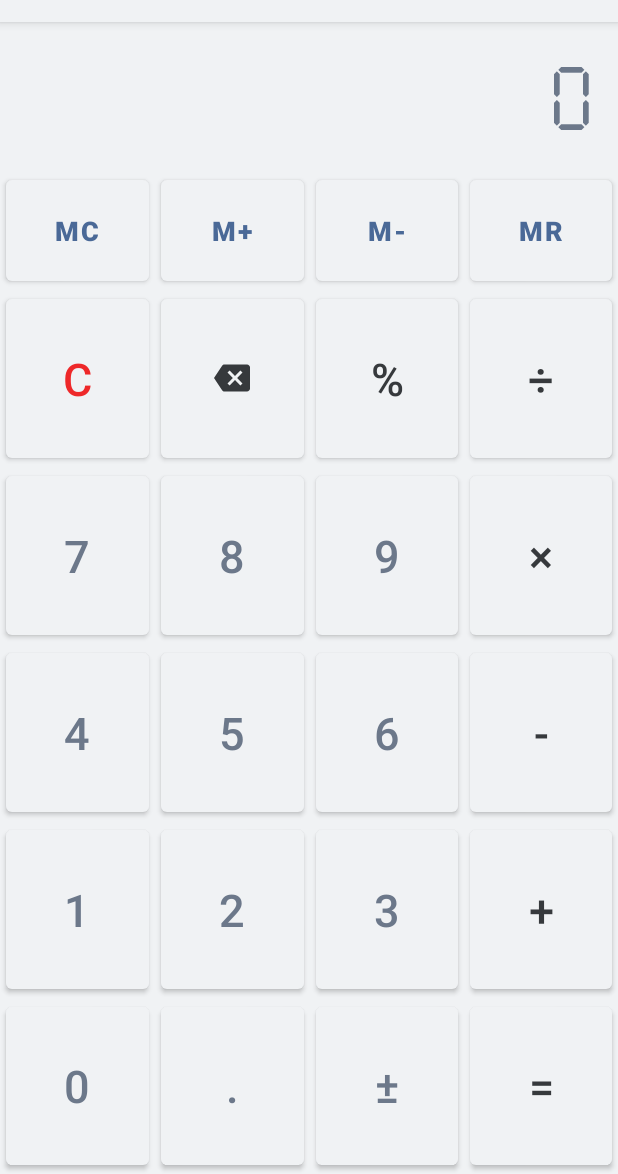
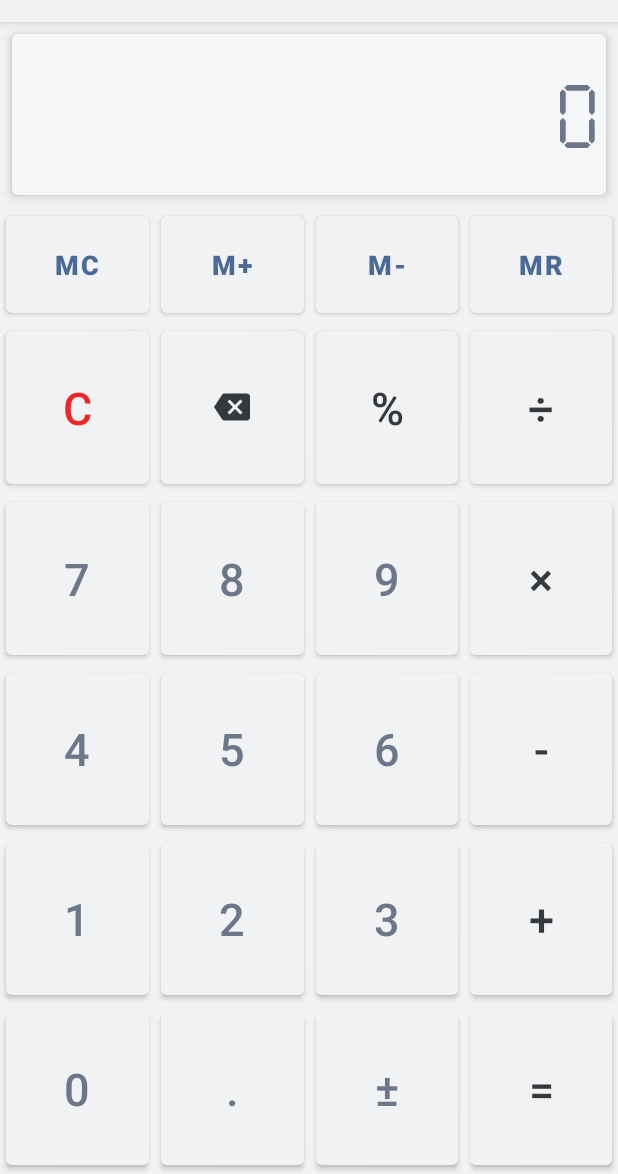
Before and after one commit to SolarisD/Calc, an Android app: the screen it shows after launch (MainActivity), on a phone screen of 412 x 824 dp, the part 62-1236 px from its top. Run offline under Robolectric (Android 15) with nearby library versions, the phone set to English and light mode, and no system bars; our stand-ins replace Room's generated code, data binding; 3 statements that could not run were skipped.

Commit message:
Add surface to display

```diff
--- a/app/src/main/java/com/solarisd/calc/view/HistoryActivity.kt
+++ b/app/src/main/java/com/solarisd/calc/view/HistoryActivity.kt
@@ -3,6 +3,7 @@ package com.solarisd.calc.view
 import androidx.appcompat.app.AppCompatActivity
 import android.os.Bundle
 import androidx.activity.viewModels
+import androidx.recyclerview.widget.GridLayoutManager
 import androidx.recyclerview.widget.LinearLayoutManager
 import androidx.recyclerview.widget.RecyclerView
 import com.solarisd.calc.R
--- a/app/src/main/java/com/solarisd/calc/view/MainActivity.kt
+++ b/app/src/main/java/com/solarisd/calc/view/MainActivity.kt
@@ -12,6 +12,7 @@ import com.solarisd.calc.R
 import com.solarisd.calc.app.AppManager
 import com.solarisd.calc.viewmodel.MainViewModel
 import kotlinx.android.synthetic.main.activity_main.*
+import kotlinx.android.synthetic.main.display.view.*
 
 class MainActivity : AppCompatActivity() {
     private val vm: MainViewModel by viewModels{SavedStateViewModelFactory(application, this)}
@@ -39,10 +40,10 @@ class MainActivity : AppCompatActivity() {
         loadKeyboard()
     }
     private fun registerListeners(){
-        vm.bufferDisplay.observe(this, { tv_buffer.text = it})
-        vm.memoryDisplay.observe(this, { tv_memory.text = it})
-        vm.operationDisplay.observe(this, { tv_operation.text = it})
-        tv_operation.setOnClickListener { showHistoryActivity() }
+        vm.bufferDisplay.observe(this, { display_include.tv_buffer.text = it})
+        vm.memoryDisplay.observe(this, { display_include.tv_memory.text = it})
+        vm.operationDisplay.observe(this, { display_include.tv_operation.text = it})
+        display_include.setOnClickListener { showHistoryActivity() }
     }
     private fun loadKeyboard() {
         if(AppManager.keyboard){
--- /dev/null
+++ b/app/src/main/res/drawable/display_border.xml
@@ -0,0 +1,6 @@
+<?xml version="1.0" encoding="utf-8"?>
+<shape xmlns:android="http://schemas.android.com/apk/res/android"
+    android:shape="rectangle">
+    <corners android:radius="4dp"/>
+    <solid android:color="@color/color_a"/>
+</shape>
--- a/app/src/main/res/layout/activity_main.xml
+++ b/app/src/main/res/layout/activity_main.xml
@@ -4,32 +4,19 @@
     android:layout_width="match_parent"
     android:layout_height="match_parent"
     android:orientation="vertical"
-    tools:context=".view.MainActivity"
-    tools:ignore="HardcodedText">
+    tools:context=".view.MainActivity">
 
-    <com.google.android.material.textview.MaterialTextView
-        android:id="@+id/tv_memory"
-        style="@style/MemoryTextView"
-        android:gravity="start|center_vertical"
-        android:textSize="20sp" />
 
-    <com.google.android.material.textview.MaterialTextView
-        android:id="@+id/tv_buffer"
-        style="@style/BaseTextView"
-        android:gravity="center_vertical|end"
-        android:text="0"
-        android:textSize="60sp"/>
-
-    <com.google.android.material.textview.MaterialTextView
-        android:id="@+id/tv_operation"
-        style="@style/OperationTextView"
-        android:gravity="center_vertical|end"
-        android:textSize="16sp" />
+    <include
+        android:id="@+id/display_include"
+        layout="@layout/display"
+        android:layout_width="match_parent"
+        android:layout_height="wrap_content"
+        android:layout_margin="8dp"/>
 
     <FrameLayout
         android:id="@+id/keyboard_layout"
         android:layout_width="match_parent"
         android:layout_height="match_parent">
     </FrameLayout>
-
 </LinearLayout>
--- /dev/null
+++ b/app/src/main/res/layout/display.xml
@@ -0,0 +1,39 @@
+<?xml version="1.0" encoding="utf-8"?>
+<LinearLayout xmlns:android="http://schemas.android.com/apk/res/android"
+    xmlns:tools="http://schemas.android.com/tools"
+    tools:ignore="HardcodedText"
+    android:orientation="vertical"
+    android:layout_width="match_parent"
+    android:layout_height="match_parent"
+    android:background="@drawable/display_border"
+    android:elevation="4dp"
+    android:padding="4dp">
+
+    <com.google.android.material.textview.MaterialTextView
+        android:id="@+id/tv_memory"
+        android:layout_width="match_parent"
+        android:layout_height="wrap_content"
+        android:fontFamily="@font/lcd_font_family"
+        android:textColor="@color/color_fore_d"
+        android:gravity="start|center_vertical"
+        android:textSize="20sp" />
+
+    <com.google.android.material.textview.MaterialTextView
+        android:id="@+id/tv_buffer"
+        android:layout_width="match_parent"
+        android:layout_height="wrap_content"
+        android:fontFamily="@font/lcd_font_family"
+        android:textColor="@color/color_fore_a"
+        android:gravity="center_vertical|end"
+        android:text="0"
+        android:textSize="60sp"/>
+
+    <com.google.android.material.textview.MaterialTextView
+        android:id="@+id/tv_operation"
+        android:layout_width="match_parent"
+        android:layout_height="wrap_content"
+        android:fontFamily="@font/lcd_font_family"
+        android:textColor="@color/color_fore_b"
+        android:gravity="center_vertical|end"
+        android:textSize="16sp" />
+</LinearLayout>
--- a/app/src/main/res/values-night/colors.xml
+++ b/app/src/main/res/values-night/colors.xml
@@ -1,7 +1,7 @@
 <?xml version="1.0" encoding="utf-8"?>
 <resources>
     <!--BACK COLORS-->
-    <color name="color_a">#000000</color>
+    <color name="color_a">#1d1a1a</color>
     <color name="color_b">#2d2a2a</color>
     <color name="color_c">#2d2a2a</color>
 <!--0f0d0b-->
--- a/app/src/main/res/values/colors.xml
+++ b/app/src/main/res/values/colors.xml
@@ -3,7 +3,7 @@
     <color name="ic_launcher_background">#E1E1E4</color>
 
     <!--BACK COLORS-->
-    <color name="color_a">#FFFFFF</color>
+    <color name="color_a">#F4F6F8</color>
     <color name="color_b">#F0F2F4</color>
     <color name="color_c">#F0F2F4</color>
 <!--ACADAF-->
--- a/app/src/main/res/values/styles.xml
+++ b/app/src/main/res/values/styles.xml
@@ -44,25 +44,4 @@
         <item name="android:textSize">18sp</item>
         <item name="android:textStyle">bold</item>
     </style>
-
-    <!--Display customization-->
-    <style name="BaseTextView" parent="Widget.MaterialComponents.TextView">
-        <item name="android:layout_width">match_parent</item>
-        <item name="android:layout_height">wrap_content</item>
-        <item name="android:paddingLeft">@dimen/activity_margin</item>
-        <item name="android:paddingRight">@dimen/activity_margin</item>
-        <item name="elevation">0dp</item>
-        <item name="background">@color/color_b</item>
-        <item name="android:textColor">@color/color_fore_a</item>
-        <item name="android:fontFamily">@font/lcd_font_family</item>
-    </style>
-
-
-    <style name="MemoryTextView" parent="BaseTextView">
-        <item name="android:textColor">@color/color_fore_d</item>
-    </style>
-
-    <style name="OperationTextView" parent="BaseTextView">
-        <item name="android:textColor">@color/color_fore_b</item>
-    </style>
 </resources>
```
Also changed, not shown: app/src/main/res/layout/design_layout.xml (deleted, +0 -208 lines).
